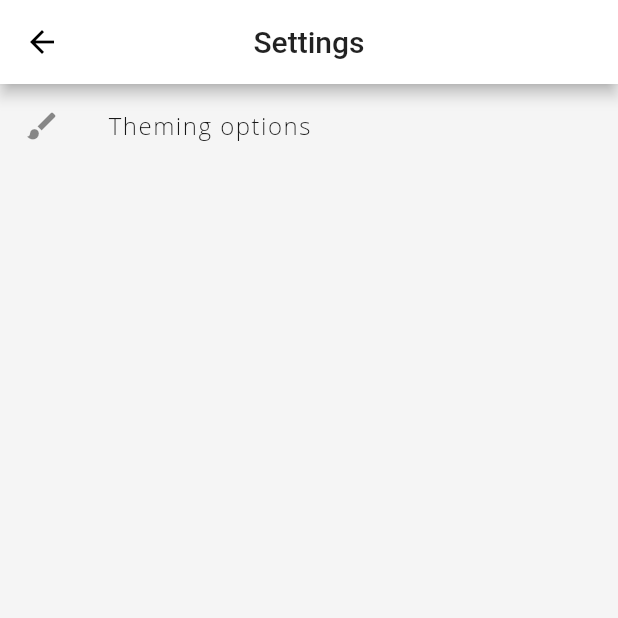
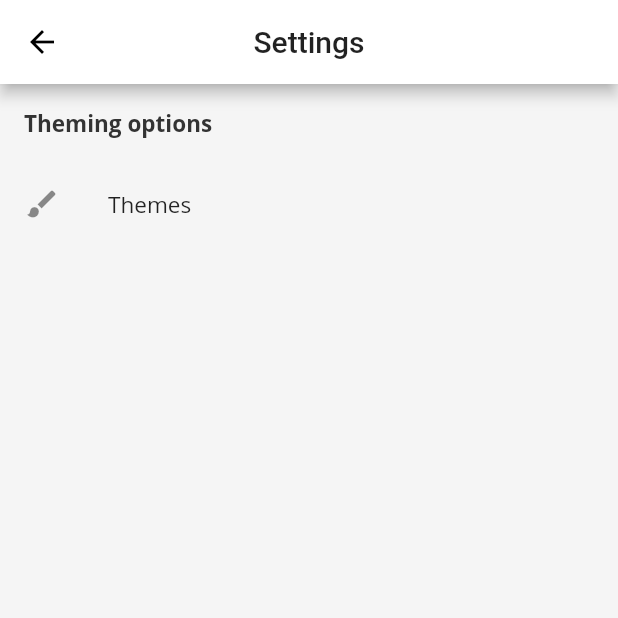
Before and after one commit to nikolajjsj/chess-clock, a Flutter app: the screen it shows after launch, after a tap on the "settings" icon, on a phone screen of 412 x 824 dp, the top half of it. Run offline on Flutter 3.47's test engine with Material 2 defaults, Android fonts, the phone set to English and light mode, and no system bars; our stand-ins replace equatable, flutter_bloc, get_it, hydrated_bloc, shared_preferences.

Commit message:
Updated widgets to use defined textTheme from my theme_model

```diff
--- a/lib/misc/preferences/models/app_theme.dart
+++ b/lib/misc/preferences/models/app_theme.dart
@@ -148,6 +148,10 @@ class AppTheme {
         color: lighten(primaryColor, .05),
         centerTitle: true,
       ),
+      dialogBackgroundColor: primaryColor,
+      bottomNavigationBarTheme: BottomNavigationBarThemeData(
+        backgroundColor: lighten(primaryColor, .05),
+      ),
       cardTheme: CardTheme(
         color: lighten(primaryColor, .05),
         shape: RoundedRectangleBorder(borderRadius: BorderRadius.circular(8)),
--- a/lib/screens/add_clock/add_clock_screen.dart
+++ b/lib/screens/add_clock/add_clock_screen.dart
@@ -83,7 +83,7 @@ class _AddClockScreenState extends State<AddClockScreen> {
   @override
   Widget build(BuildContext context) {
     return Scaffold(
-      appBar: AppBar(title: Text('Add Clock'), centerTitle: true),
+      appBar: AppBar(title: Text('Add Clock')),
       floatingActionButton: FloatingActionButton(
         child: Icon(Icons.check_rounded),
         onPressed: () => addChessClock(),
--- a/lib/screens/home_screen.dart
+++ b/lib/screens/home_screen.dart
@@ -32,10 +32,11 @@ class _HomeScreenState extends State<HomeScreen>
 
   @override
   Widget build(BuildContext context) {
+    final _textTheme = Theme.of(context).textTheme;
+
     return Scaffold(
       appBar: AppBar(
         title: Text('Chess Clock'),
-        centerTitle: true,
         actions: [
           IconButton(
             icon: Icon(Icons.settings),
@@ -44,10 +45,16 @@ class _HomeScreenState extends State<HomeScreen>
         ],
       ),
       bottomNavigationBar: BottomNavigationBar(
-        showSelectedLabels: true,
-        showUnselectedLabels: false,
         currentIndex: _tabController.index,
         onTap: (index) => setState(() => _tabController.index = index),
+        selectedLabelStyle: _textTheme.bodyText2.apply(
+          fontSizeDelta: -2,
+          fontWeightDelta: 2,
+        ),
+        unselectedLabelStyle: _textTheme.bodyText2.apply(
+          fontSizeDelta: -2,
+          fontWeightDelta: 2,
+        ),
         items: [
           BottomNavigationBarItem(
             icon: Icon(Icons.alarm_rounded),
--- a/lib/screens/settings/settings_screen.dart
+++ b/lib/screens/settings/settings_screen.dart
@@ -1,9 +1,7 @@
-import 'package:chessclock/misc/preferences/bloc/theme_bloc.dart';
 import 'package:chessclock/screens/settings/theme_screen.dart';
 import 'package:chessclock/widgets/settings/settings_header.dart';
 import 'package:flutter/cupertino.dart';
 import 'package:flutter/material.dart';
-import 'package:flutter_bloc/flutter_bloc.dart';
 
 class SettingsScreen extends StatefulWidget {
   static Route route() {
@@ -17,13 +15,16 @@ class SettingsScreen extends StatefulWidget {
 class _SettingsScreenState extends State<SettingsScreen> {
   @override
   Widget build(BuildContext context) {
+    final _theme = Theme.of(context);
+
     return Scaffold(
-      appBar: AppBar(title: Text('Settings'), centerTitle: true),
+      appBar: AppBar(title: Text('Settings')),
       body: ListView(
         children: [
+          SettingsHeader(title: 'Theming options'),
           ListTile(
             leading: Icon(Icons.brush_rounded),
-            title: Text('Theming options'),
+            title: Text('Themes', style: _theme.textTheme.bodyText2),
             onTap: () => Navigator.of(context).push(ThemesScreen.route()),
           ),
         ],
--- a/lib/widgets/clock_cards/clock_card.dart
+++ b/lib/widgets/clock_cards/clock_card.dart
@@ -11,6 +11,8 @@ class ClockCard extends StatelessWidget {
 
   @override
   Widget build(BuildContext context) {
+    final textTheme = Theme.of(context).textTheme;
+
     return Card(
       child: InkWell(
         onTap: () => Navigator.of(context).push(ClockScreen.route(chessClock)),
@@ -20,7 +22,10 @@ class ClockCard extends StatelessWidget {
             children: [
               Text(
                 chessClock.name,
-                style: TextStyle(fontSize: 20.0, fontWeight: FontWeight.w600),
+                style: textTheme.bodyText2.copyWith(
+                  fontSize: 20.0,
+                  fontWeight: FontWeight.w600,
+                ),
               ),
               const Spacer(),
               Column(
--- a/lib/widgets/clock_detail_cards/detail_card.dart
+++ b/lib/widgets/clock_detail_cards/detail_card.dart
@@ -19,6 +19,7 @@ class DetailCard extends StatelessWidget {
   Widget build(BuildContext context) {
     final color = forWhite ? Colors.grey[300] : Colors.grey[900];
     final contrastColor = getContrastColor(color);
+    final textTheme = Theme.of(context).textTheme;
 
     return Card(
       color: color,
@@ -30,7 +31,10 @@ class DetailCard extends StatelessWidget {
             const SizedBox(width: 4.0),
             Text(
               detail + (showSeconds ? 's' : ''),
-              style: TextStyle(color: contrastColor),
+              style: textTheme.bodyText1.copyWith(
+                fontWeight: FontWeight.w600,
+                color: contrastColor,
+              ),
             ),
           ],
         ),
--- a/lib/widgets/settings/settings_header.dart
+++ b/lib/widgets/settings/settings_header.dart
@@ -7,14 +7,15 @@ class SettingsHeader extends StatelessWidget {
 
   @override
   Widget build(BuildContext context) {
+    final _theme = Theme.of(context);
+
     return Padding(
       padding: const EdgeInsets.all(16.0),
       child: Text(
         title,
-        style: TextStyle(
-          fontSize: 16.0,
+        style: _theme.textTheme.bodyText2.copyWith(
           fontWeight: FontWeight.bold,
-          color: Theme.of(context).accentColor,
+          color: _theme.accentColor,
         ),
       ),
     );
```
Also changed, not shown: lib/screens/clock/clock_screen.dart (+25 -23 lines), lib/screens/custom_screen.dart (+8 -16 lines), lib/widgets/dialog/time_dialog.dart (+19 -11 lines).
